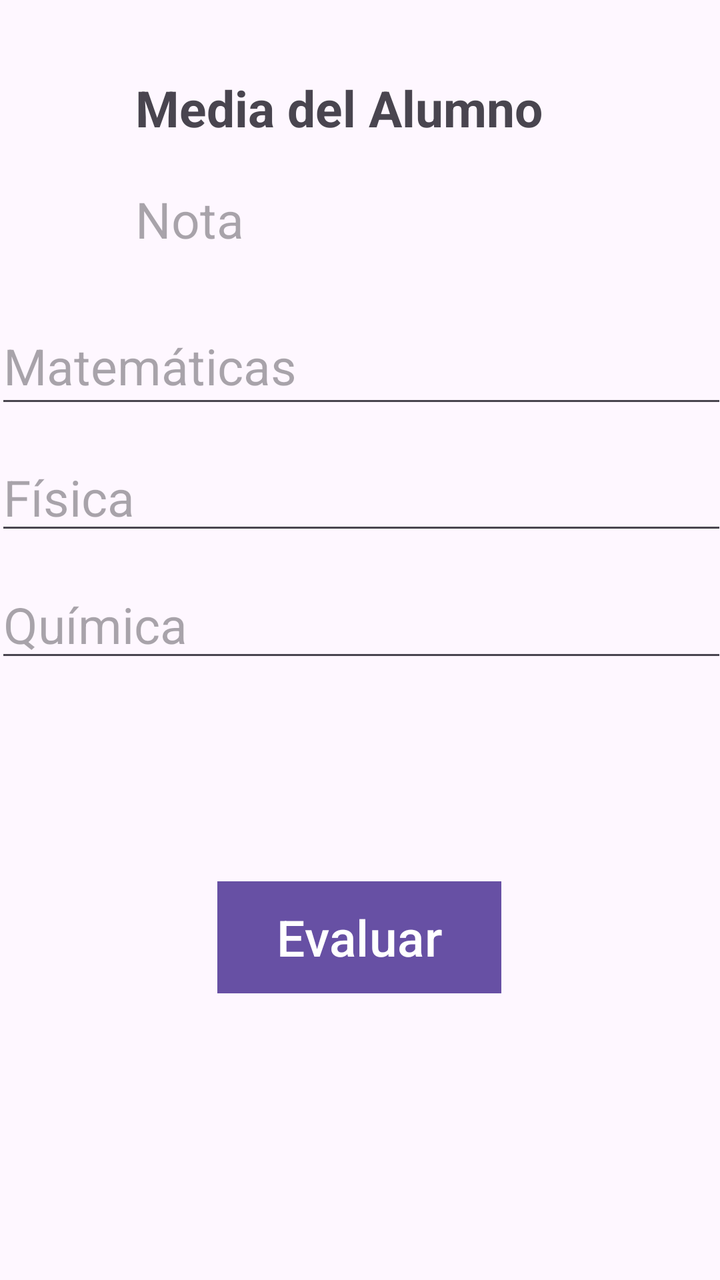
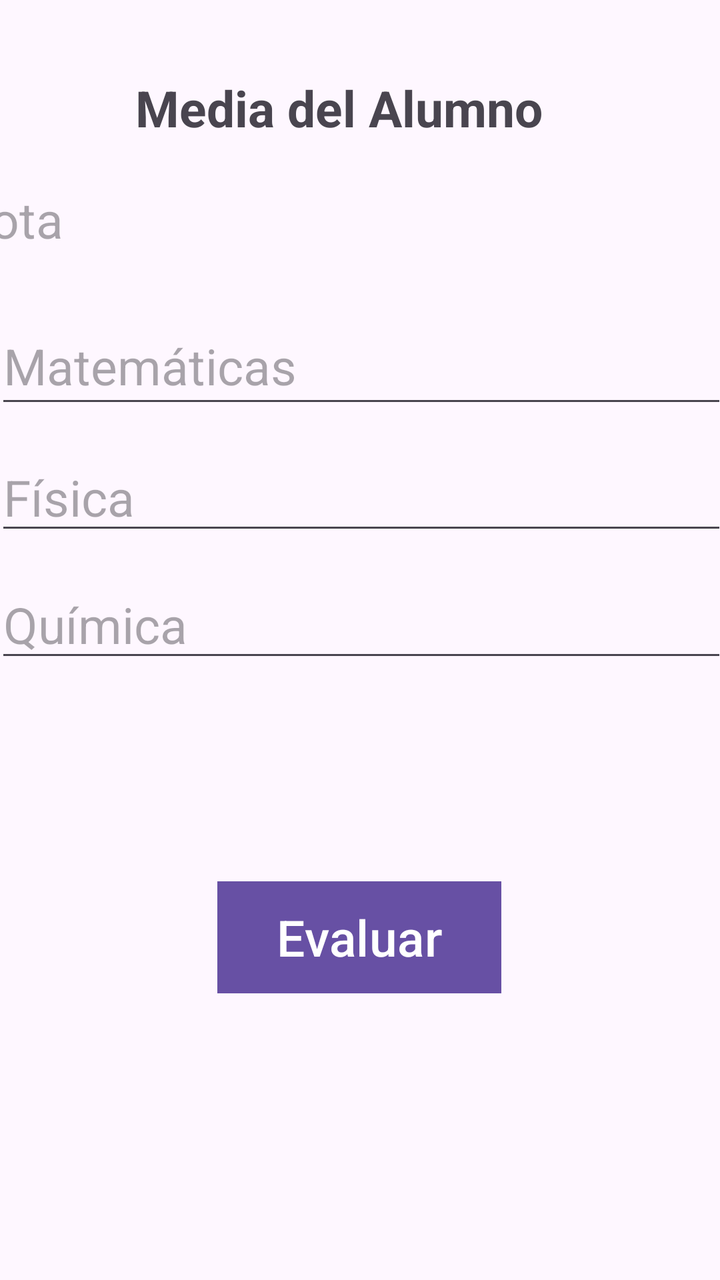

Two renders of the same Android screen: before a commit and after it. Below are the layout's source before the change and the commit's diff.
<!-- AndroidManifest.xml: application theme Theme.PMD -->
<!-- res/layout/activity_main.xml -->
<?xml version="1.0" encoding="utf-8"?>
<androidx.constraintlayout.widget.ConstraintLayout xmlns:android="http://schemas.android.com/apk/res/android"
    xmlns:app="http://schemas.android.com/apk/res-auto"
    xmlns:tools="http://schemas.android.com/tools"
    android:id="@+id/main"
    android:layout_width="match_parent"
    android:layout_height="match_parent"
    tools:context=".MainActivity">

    <EditText
        android:id="@+id/etNumero3"
        android:layout_width="366dp"
        android:layout_height="wrap_content"
        android:hint="Química"
        android:inputType="numberDecimal"
        android:textSize="25sp"
        app:layout_constraintBottom_toBottomOf="parent"
        app:layout_constraintEnd_toEndOf="parent"
        app:layout_constraintHorizontal_bias="0.488"
        app:layout_constraintStart_toStartOf="parent"
        app:layout_constraintTop_toTopOf="parent"
        app:layout_constraintVertical_bias="0.484" />

    <EditText
        android:id="@+id/etNumero2"
        android:layout_width="366dp"
        android:layout_height="wrap_content"
        android:hint="Física"
        android:inputType="numberDecimal"
        android:textSize="25sp"
        app:layout_constraintBottom_toBottomOf="parent"
        app:layout_constraintEnd_toEndOf="parent"
        app:layout_constraintHorizontal_bias="0.488"
        app:layout_constraintStart_toStartOf="parent"
        app:layout_constraintTop_toTopOf="parent"
        app:layout_constraintVertical_bias="0.376" />

    <EditText
        android:id="@+id/etNumero1"
        android:layout_width="366dp"
        android:layout_height="55dp"
        android:hint="Matemáticas"
        android:inputType="numberDecimal"
        android:textSize="25sp"
        app:layout_constraintBottom_toBottomOf="parent"
        app:layout_constraintEnd_toEndOf="parent"
        app:layout_constraintHorizontal_bias="0.488"
        app:layout_constraintStart_toStartOf="parent"
        app:layout_constraintTop_toTopOf="parent"
        app:layout_constraintVertical_bias="0.263" />

    <TextView
        android:layout_width="224dp"
        android:layout_height="31dp"
        android:text="Media del Alumno"
        android:textStyle="bold"
        android:textSize="25sp"
        app:layout_constraintBottom_toBottomOf="parent"
        app:layout_constraintEnd_toEndOf="parent"
        app:layout_constraintHorizontal_bias="0.497"
        app:layout_constraintStart_toStartOf="parent"
        app:layout_constraintTop_toTopOf="parent"
        app:layout_constraintVertical_bias="0.061" />

    <TextView
        android:id="@+id/tvResultado"
        android:layout_width="224dp"
        android:layout_height="31dp"
        android:hint="Nota"
        android:textSize="25sp"
        app:layout_constraintBottom_toBottomOf="parent"
        app:layout_constraintEnd_toEndOf="parent"
        app:layout_constraintHorizontal_bias="0.497"
        app:layout_constraintStart_toStartOf="parent"
        app:layout_constraintTop_toTopOf="parent"
        app:layout_constraintVertical_bias="0.152" />

    <com.google.android.material.button.MaterialButton
        android:id="@+id/btnCalcular"
        android:layout_width="142dp"
        android:layout_height="64dp"
        android:text="Evaluar"
        android:textSize="25sp"
        app:cornerRadius="0dp"
        app:layout_constraintBottom_toBottomOf="parent"
        app:layout_constraintEnd_toEndOf="parent"
        app:layout_constraintHorizontal_bias="0.498"
        app:layout_constraintStart_toStartOf="parent"
        app:layout_constraintTop_toTopOf="parent"
        app:layout_constraintVertical_bias="0.758" />

</androidx.constraintlayout.widget.ConstraintLayout>
<!-- resources referenced by this layout -->
<resources>
  <style name="Theme.PMD" parent="Base.Theme.PMD" />
  <style name="Base.Theme.PMD" parent="Theme.Material3.DayNight.NoActionBar">
          
          
      </style>
</resources>

<!-- the commit's change to res/layout/activity_main.xml (unified diff, before → after) -->
@@ -64,16 +64,16 @@
 
     <TextView
         android:id="@+id/tvResultado"
-        android:layout_width="224dp"
-        android:layout_height="31dp"
+        android:layout_width="383dp"
+        android:layout_height="34dp"
         android:hint="Nota"
         android:textSize="25sp"
         app:layout_constraintBottom_toBottomOf="parent"
         app:layout_constraintEnd_toEndOf="parent"
-        app:layout_constraintHorizontal_bias="0.497"
+        app:layout_constraintHorizontal_bias="1.0"
         app:layout_constraintStart_toStartOf="parent"
         app:layout_constraintTop_toTopOf="parent"
-        app:layout_constraintVertical_bias="0.152" />
+        app:layout_constraintVertical_bias="0.153" />
 
     <com.google.android.material.button.MaterialButton
         android:id="@+id/btnCalcular"
